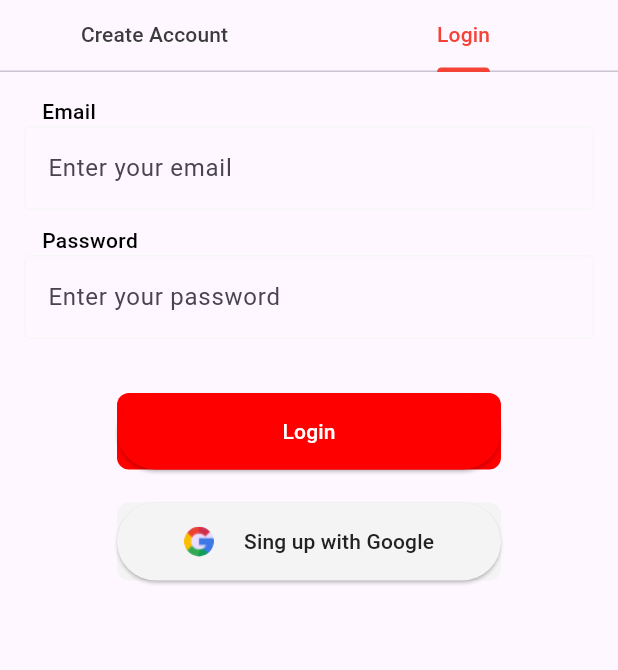
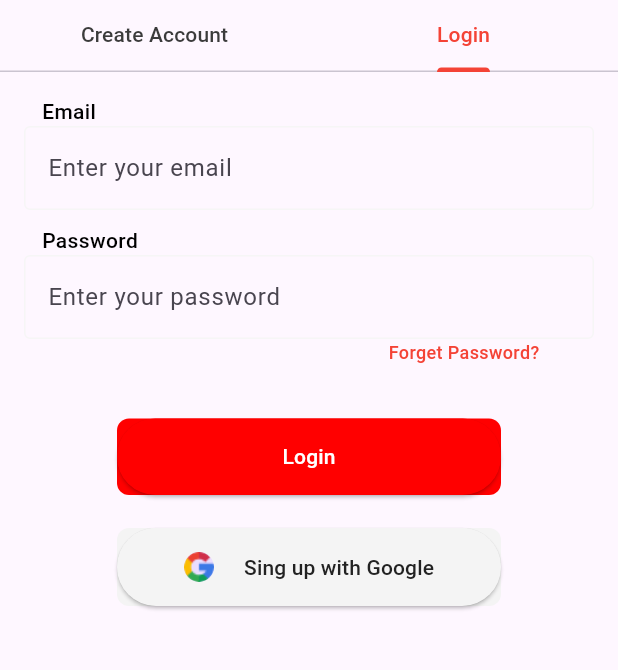
Before and after one commit to hredhayxz/foodie_ferry, a Flutter app: the screen it shows after launch, tab 2 chosen, on a phone screen of 412 x 824 dp, the part 375-1045 px from its top. Run offline on Flutter 3.47's test engine with Material 3 defaults, Android fonts, the phone set to English and light mode, and no system bars; our stand-ins replace get.

Commit message:
simple change in login screen

```diff
--- a/lib/view/auth/customer_auth/login_screen.dart
+++ b/lib/view/auth/customer_auth/login_screen.dart
@@ -67,6 +67,12 @@ class _CustomerLoginScreenState extends State<CustomerLoginScreen> {
                     hintText: "Enter your password",
                   ),
                 ),
+                const Padding(
+                  padding: EdgeInsets.only(left: 243),
+                  child: Text("Forget Password?",style: TextStyle(
+                      color: Colors.red,fontSize: 12,fontWeight: FontWeight.w500),
+                  ),
+                ),
                 const SizedBox(height: 36,),
                 Center(child: CustomButton(onTab: (){
                   if(_formKey.currentState!.validate()){
```
